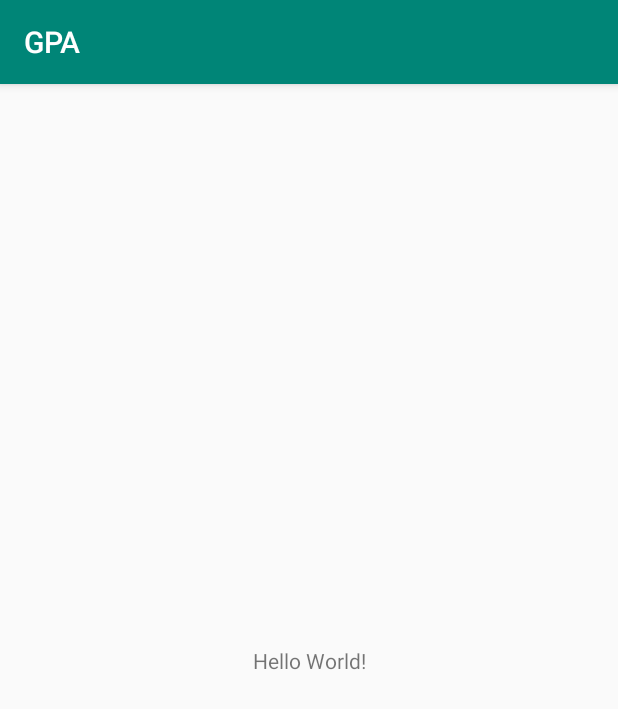
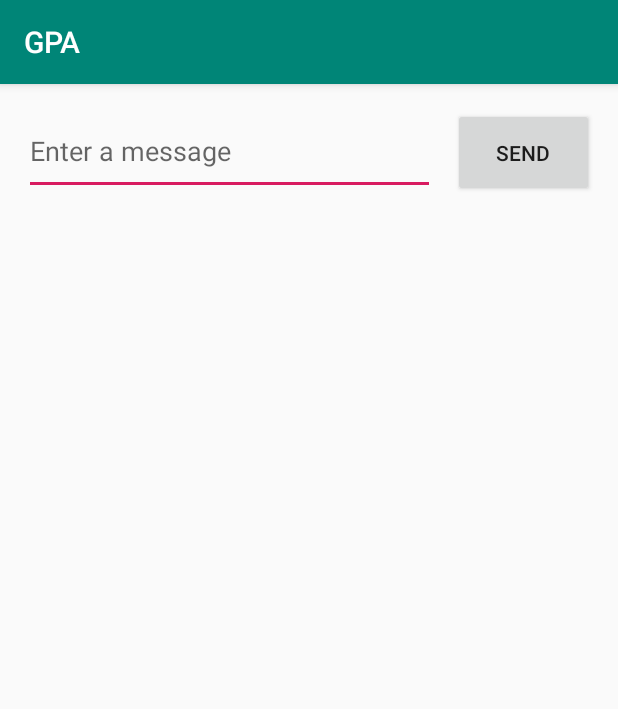
Before and after one commit to skylarb/GPA, an Android app: the screen it shows after launch (MainActivity), on a phone screen of 412 x 824 dp. Shown: the top 709 px of the screen. Run offline under Robolectric (Android 15) with nearby library versions, the phone set to English and light mode, and no system bars.

Commit message:
Made an input box

```diff
--- a/app/src/main/res/layout/activity_main.xml
+++ b/app/src/main/res/layout/activity_main.xml
@@ -6,13 +6,29 @@
     android:layout_height="match_parent"
     tools:context=".MainActivity">
 
-    <TextView
-        android:layout_width="wrap_content"
-        android:layout_height="wrap_content"
-        android:text="Hello World!"
-        app:layout_constraintBottom_toBottomOf="parent"
-        app:layout_constraintLeft_toLeftOf="parent"
-        app:layout_constraintRight_toRightOf="parent"
+    <EditText
+        android:id="@+id/editText"
+        android:layout_width="0dp"
+        android:layout_height="58dp"
+        android:layout_marginStart="16dp"
+        android:layout_marginTop="16dp"
+        android:ems="10"
+        android:hint="@string/edit_message"
+        android:inputType="textPersonName"
+        app:layout_constraintEnd_toStartOf="@+id/button"
+        app:layout_constraintHorizontal_bias="0.5"
+        app:layout_constraintStart_toStartOf="parent"
         app:layout_constraintTop_toTopOf="parent" />
 
+    <Button
+        android:id="@+id/button"
+        android:layout_width="94dp"
+        android:layout_height="59dp"
+        android:layout_marginStart="12dp"
+        android:layout_marginEnd="16dp"
+        android:text="@string/button_send"
+        app:layout_constraintBaseline_toBaselineOf="@+id/editText"
+        app:layout_constraintEnd_toEndOf="parent"
+        app:layout_constraintHorizontal_bias="0.5"
+        app:layout_constraintStart_toEndOf="@+id/editText" />
 </android.support.constraint.ConstraintLayout>
--- a/app/src/main/res/values/strings.xml
+++ b/app/src/main/res/values/strings.xml
@@ -1,3 +1,5 @@
 <resources>
     <string name="app_name">GPA</string>
+    <string name="edit_message">Enter a message</string>
+    <string name="button_send">Send</string>
 </resources>
```
